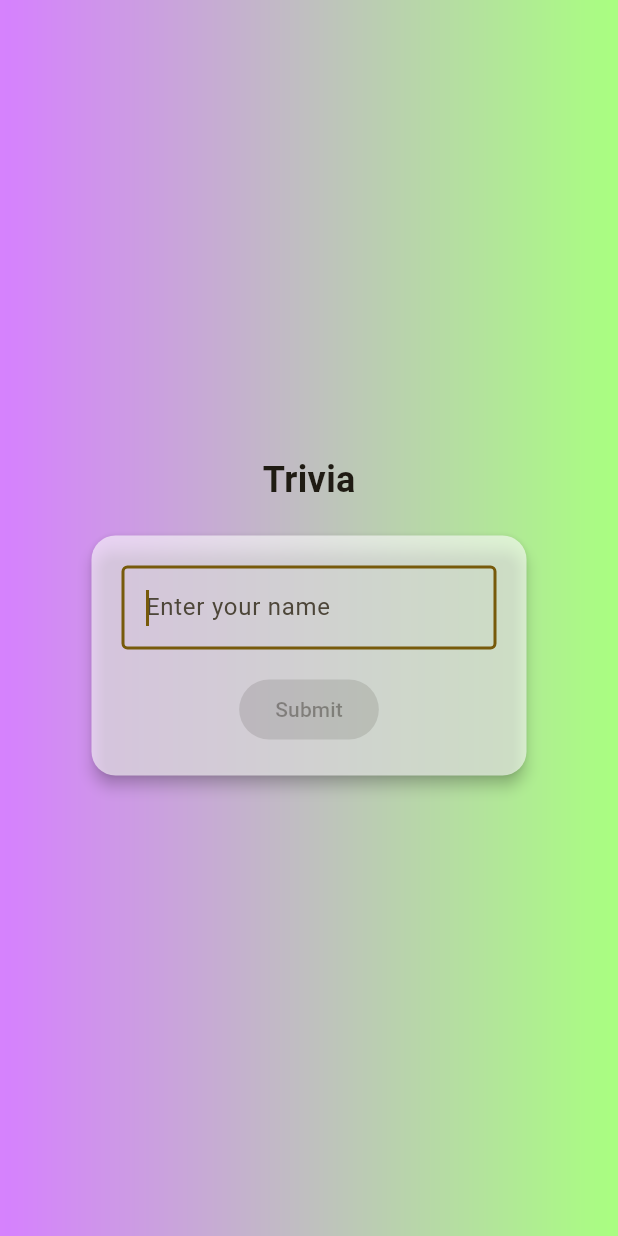
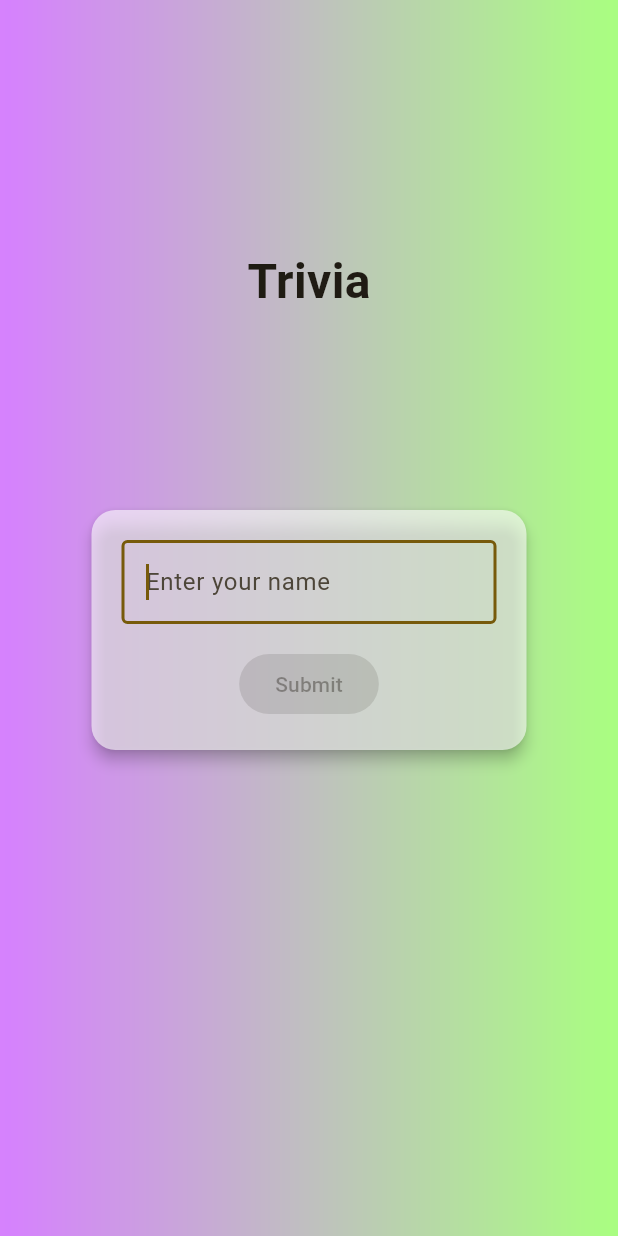
Before and after one commit to brnbtt/trivia_client, a Flutter app: the screen it shows after launch, on a phone screen of 412 x 824 dp. Run offline on Flutter 3.47's test engine with Material 2 defaults, Android fonts, the phone set to English and light mode, and no system bars; our stand-ins replace socket_io_client.

Commit message:
improved design

```diff
--- a/lib/main.dart
+++ b/lib/main.dart
@@ -1,3 +1,5 @@
+import 'dart:async';
+import 'dart:math';
 import 'dart:ui';
 
 import 'package:flutter/material.dart';
@@ -57,6 +59,7 @@ class _MyHomePageState extends State<MyHomePage>
   bool _showNameInput = true;
   late TextEditingController _nameController;
   late AnimationController _animationController;
+  late Timer _timer;
 
   @override
   void initState() {
@@ -93,6 +96,7 @@ class _MyHomePageState extends State<MyHomePage>
       body: Stack(
         fit: StackFit.expand,
         children: [
+          // Background gradient and blur container
           AnimatedBuilder(
             animation: _animationController,
             builder: (context, child) {
@@ -127,20 +131,31 @@ class _MyHomePageState extends State<MyHomePage>
               ),
             ),
           ),
+          Positioned(
+            top: MediaQuery.of(context).size.height * 0.2,
+            left: 0,
+            right: 0,
+            child: const Center(
+              child: Text(
+                'Trivia',
+                style: TextStyle(
+                  fontSize: 32,
+                  fontWeight: FontWeight.bold,
+                ),
+              ),
+            ),
+          ),
           Center(
             child: Column(
               mainAxisAlignment: MainAxisAlignment.center,
               children: [
-                Text(
-                  widget.title,
-                  style: TextStyle(
-                    fontSize: 24,
-                    fontWeight: FontWeight.bold,
-                  ),
-                ),
                 const SizedBox(height: 16),
-                _showNameInput
-                    ? Card(
+                AnimatedSwitcher(
+                  duration: const Duration(milliseconds: 500),
+                  child: _showNameInput
+                      ? // Name input card
+                      Card(
+                          key: const ValueKey('nameInput'),
                           color: Colors.white.withOpacity(0.6),
                           elevation: 4,
                           shape: RoundedRectangleBorder(
@@ -174,21 +189,16 @@ class _MyHomePageState extends State<MyHomePage>
                                         child: const Text('Submit'),
                                       ),
                                     ],
-                                  )),
+                                  ),
+                                ),
                               ),
                             ],
                           ),
                         )
-                    : Card(
-                        elevation: 4,
-                        shape: RoundedRectangleBorder(
-                          borderRadius: BorderRadius.circular(16),
-                        ),
-                        margin: const EdgeInsets.all(16),
-                        child: Padding(
-                          padding: const EdgeInsets.all(16.0),
-                          child: MyButton(socket: socket),
-                        ),
+                      : // "Press me" button
+                      Column(children: [
+                          MyButton(socket: socket),
+                        ]),
                 ),
               ],
             ),
```
Lines whose indentation alone changed are shown as unchanged.
